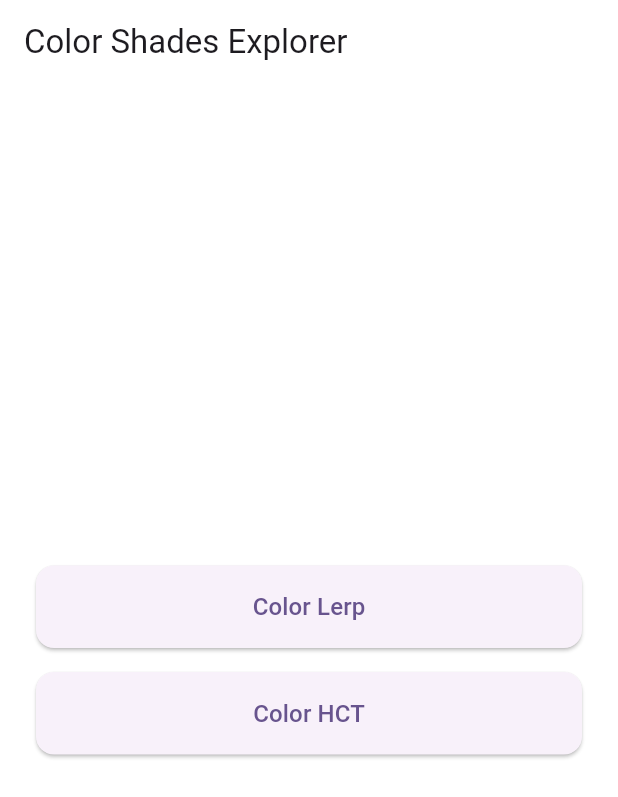
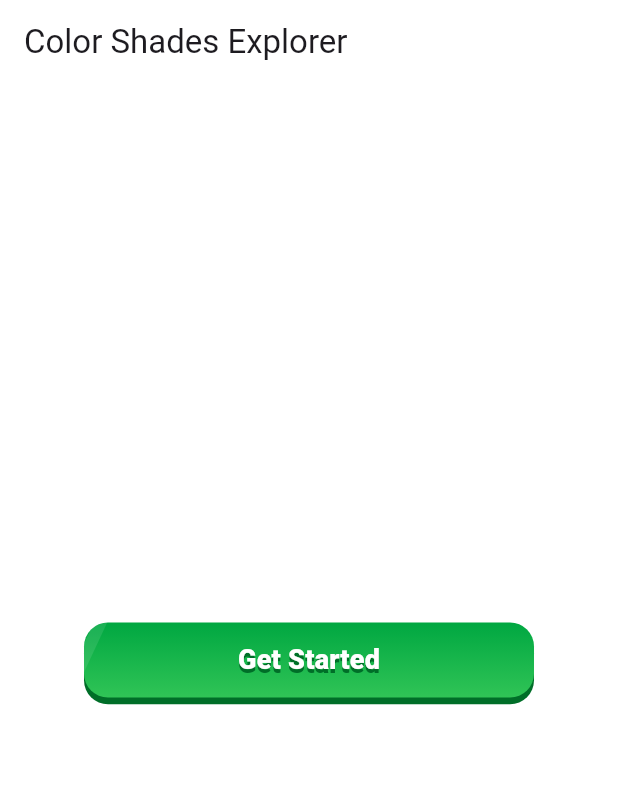
Before and after one commit to wrteam-priyansh/animations, a Flutter app: the screen it shows after launch, on a phone screen of 412 x 824 dp. Shown: the top 797 px of the screen. Run offline on Flutter 3.47's test engine with Material 3 defaults, Android fonts, the phone set to English and light mode, and no system bars; our stand-ins replace flutter_svg, material_color_utilities; Roboto replaces fonts that are missing (Candal).

Commit message:
Updated the button theme, main elevated button

```diff
--- a/lib/main.dart
+++ b/lib/main.dart
@@ -40,8 +40,6 @@ class _GetStartedButtonState extends State<GetStartedButton>
   Animation<double> _shine2(double width) =>
       Tween<double>(begin: -22.0, end: width + 38.0).animate(CurvedAnimation(parent: _controller, curve: Curves.easeInOut));
 
-  Color get _shadowColor => Color.lerp(widget.color, Colors.black, 0.30)!;
-  Color get _bottomColor => Color.lerp(widget.color, Colors.white, 0.1)!;
 
   @override
   void dispose() {
@@ -79,15 +77,18 @@ class _GetStartedButtonState extends State<GetStartedButton>
           width: double.infinity,
           margin: const EdgeInsets.symmetric(horizontal: 32),
           decoration: BoxDecoration(
+            // color: widget.color,
             borderRadius: BorderRadius.circular(16),
             gradient: LinearGradient(
               begin: Alignment.topCenter,
               end: Alignment.bottomCenter,
-              colors: [widget.color, _bottomColor],
+
+              //
+              colors: [Color(0xff00A741),Color(0XFF30C456)],//primary60, primary70, primary40 (Shadow color)
             ),
             boxShadow: [
               BoxShadow(
-                color: _shadowColor,
+                color: Color(0XFF006E28),//tone40
                 offset: Offset(0, _shadowOffset.value),
                 blurRadius: 0,
               ),
@@ -136,7 +137,9 @@ class _GetStartedButtonState extends State<GetStartedButton>
                       fontWeight: FontWeight.w800,
                       fontFamily: 'Candal',
                       letterSpacing: 0.15,
-                      shadows: [Shadow(color: _shadowColor, offset: const Offset(0, 2.5))],
+                      shadows: [
+
+                        Shadow(color: Color(0XFF006E28), offset: const Offset(0, 2.5))],
                     ),
                   ),
                 ),
@@ -177,7 +180,9 @@ class MyApp extends StatelessWidget {
         //
         // This works for code too, not just values: Most code changes can be
         // tested with just a hot reload.
-        colorScheme: .fromSeed(seedColor: Colors.deepPurple),
+        colorScheme: .fromSeed(
+
+          seedColor: Colors.deepPurple),
       ),
       builder: (context, child) {
       return SafeArea(
@@ -273,27 +278,42 @@ class _MyHomePageState extends State<MyHomePage> with TickerProviderStateMixin{
             mainAxisAlignment: MainAxisAlignment.center,
             crossAxisAlignment: CrossAxisAlignment.stretch,
             children: [
-              ElevatedButton(
-                onPressed: () => Navigator.of(context).push(
-                  CupertinoPageRoute(builder: (_) => const _LerpShadesScreen()),
-                ),
-                style: ElevatedButton.styleFrom(
-                  padding: const EdgeInsets.symmetric(vertical: 16),
-                  shape: RoundedRectangleBorder(borderRadius: BorderRadius.circular(12)),
-                ),
-                child: const Text('Color Lerp', style: TextStyle(fontSize: 16)),
-              ),
-              const SizedBox(height: 16),
-              ElevatedButton(
-                onPressed: () => Navigator.of(context).push(
-                  CupertinoPageRoute(builder: (_) => const _HctShadesScreen()),
-                ),
-                style: ElevatedButton.styleFrom(
-                  padding: const EdgeInsets.symmetric(vertical: 16),
-                  shape: RoundedRectangleBorder(borderRadius: BorderRadius.circular(12)),
-                ),
-                child: const Text('Color HCT', style: TextStyle(fontSize: 16)),
-              ),
+
+              GetStartedButton(
+                onTap: () {})
+
+              // IconButton(onPressed: () async{
+
+              //  await showDialog(context: context, builder: (context) => AlertDialog(
+              //     title: Text("Color Shades Explorer"),
+              //     content: Text("This is a demo of the ColorShades class, which generates color shades using both linear interpolation and HCT methods. Check the console for tone maps."),
+              //     actions: [
+              //       TextButton(onPressed: () => Navigator.of(context).pop(), child: Text("Close")),
+              //       TextButton(onPressed: () => Navigator.of(context).pop(), child: Text("Do not close")),
+              //     ],
+              //   ));
+              // }, icon: Icon(Icons.ad_units))
+              // ElevatedButton(
+              //   onPressed: () => Navigator.of(context).push(
+              //     CupertinoPageRoute(builder: (_) => const _LerpShadesScreen()),
+              //   ),
+              //   style: ElevatedButton.styleFrom(
+              //     padding: const EdgeInsets.symmetric(vertical: 16),
+              //     shape: RoundedRectangleBorder(borderRadius: BorderRadius.circular(12)),
+              //   ),
+              //   child: const Text('Color Lerp', style: TextStyle(fontSize: 16)),
+              // ),
+              // const SizedBox(height: 16),
+              // ElevatedButton(
+              //   onPressed: () => Navigator.of(context).push(
+              //     CupertinoPageRoute(builder: (_) => const _HctShadesScreen()),
+              //   ),
+              //   style: ElevatedButton.styleFrom(
+              //     padding: const EdgeInsets.symmetric(vertical: 16),
+              //     shape: RoundedRectangleBorder(borderRadius: BorderRadius.circular(12)),
+              //   ),
+              //   child: const Text('Color HCT', style: TextStyle(fontSize: 16)),
+              // ),
             ],
           ),
         ),
@@ -335,7 +355,7 @@ class _ShadesList extends StatelessWidget {
 
   const _ShadesList({required this.useHct});
 
-  static const _primary = Color(0xFFEF5388);
+  static const _primary =  Color(0xFF34C759);//; Color(0xFFEF5388);
   static const _tones = [0, 10, 20, 30, 40, 50, 60, 70, 80, 90, 95, 98, 99, 100];
 
   static String _hex(Color c) =>
```
Also changed, not shown: lib/color_tokens.dart (added, +114 -0 lines), 1 other file.
